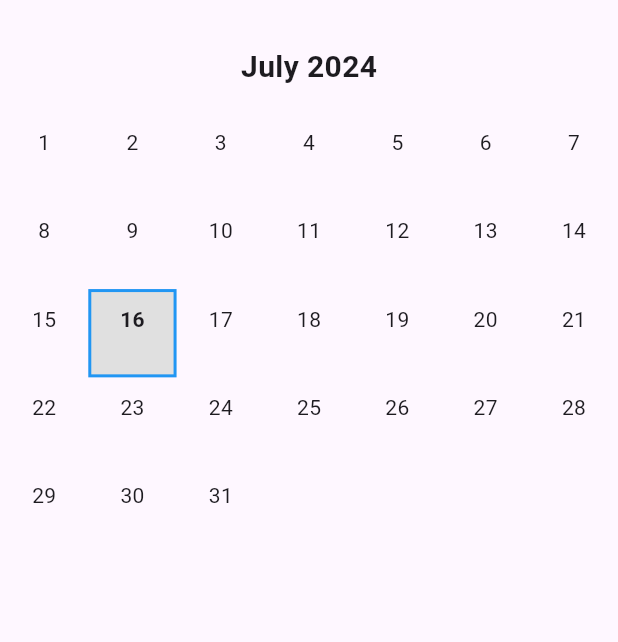
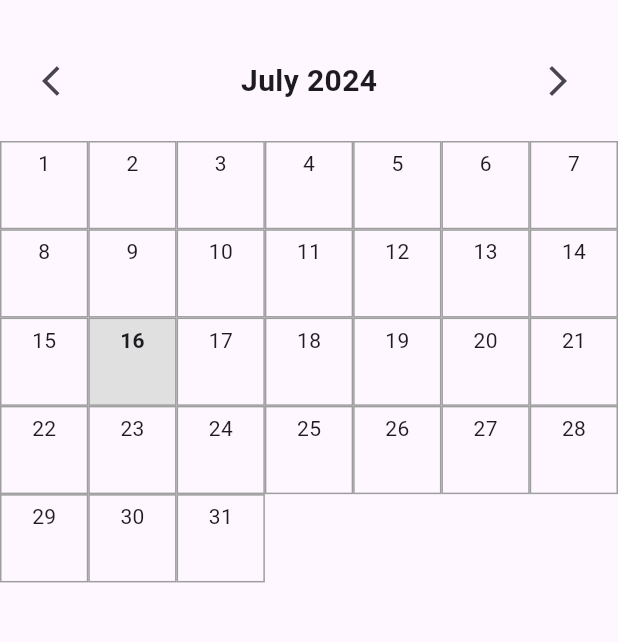
Before and after one commit to xeron56/custom_calanderapp, a Flutter app: the screen it shows after launch, on a phone screen of 412 x 824 dp, the part 63-705 px from its top. Run offline on Flutter 3.47's test engine with Material 3 defaults, Android fonts, the phone set to English and light mode, and no system bars; our stand-ins replace cloud_firestore, firebase_core, get; accounts and stored records are empty.

Commit message:
refactor: Update home screen and day cell UI
- Refactored the home screen to use the GetBuilder widget for better state management
- Removed the 'events' parameter from the MonthView widget in the home screen
- Updated the day cell UI to display events using a ListView

```diff
--- a/lib/ui/screens/home_screen.dart
+++ b/lib/ui/screens/home_screen.dart
@@ -1,3 +1,4 @@
+// ui/screens/home_screen.dart
 import 'package:flutter/material.dart';
 import 'package:get/get.dart';
 
@@ -13,13 +14,12 @@ class HomeScreen extends StatelessWidget {
       appBar: AppBar(
         title: const Text('Cell Calendar App'),
       ),
-      body: GetBuilder<CalendarController>( // Rebuild when controller changes
+      body: GetBuilder<CalendarController>(
         init: Get.find<CalendarController>(),
         builder: (controller) {
           return MonthView(
             selectedDate: controller.selectedDate,
-            events: controller.events,
-            onDayTapped: controller.onDayTapped,
+            onDayTapped: controller.onDayTapped, // Removed the 'events' parameter
           );
         },
       ),
--- a/lib/ui/widgets/day_cell.dart
+++ b/lib/ui/widgets/day_cell.dart
@@ -1,7 +1,7 @@
 import 'package:flutter/material.dart';
 
 import '../../models/event.dart';
-import 'event_widget.dart'; // Import the event widget
+import 'event_widget.dart';
 
 class DayCell extends StatelessWidget {
   final DateTime date;
@@ -21,18 +21,19 @@ class DayCell extends StatelessWidget {
 
   @override
   Widget build(BuildContext context) {
+    return LayoutBuilder(
+      builder: (context, constraints) {
         return GestureDetector(
           onTap: () => onTap(date),
           child: Container(
             decoration: BoxDecoration(
               border: Border.all(
-            color: isSelected ? Colors.blue : Colors.transparent,
-            width: 2.0,
+                color: Colors.grey,
               ),
               color: isToday ? Colors.grey[300] : Colors.transparent,
             ),
             child: Padding(
-          padding: const EdgeInsets.all(8.0),
+              padding: const EdgeInsets.all(4.0),
               child: Column(
                 children: [
                   Text(
@@ -42,12 +43,21 @@ class DayCell extends StatelessWidget {
                     ),
                   ),
                   const SizedBox(height: 4),
-              // Display events for this day
-              ...events.map((event) => EventWidget(event: event)).toList(),
+                  Expanded(
+                    child: ListView.builder(
+                      shrinkWrap: true,
+                      itemCount: events.length,
+                      itemBuilder: (context, index) {
+                        return EventWidget(event: events[index]);
+                      },
+                    ),
+                  ),
                 ],
               ),
             ),
           ),
         );
+      },
+    );
   }
 }
--- a/lib/ui/widgets/month_view.dart
+++ b/lib/ui/widgets/month_view.dart
@@ -1,20 +1,17 @@
-import 'package:custom_calanderapp/ui/widgets/day_cell.dart';
 import 'package:flutter/material.dart';
+import 'package:get/get.dart';
 import 'package:intl/intl.dart';
 
-import '../../models/event.dart'; // Make sure this import is correct
+import '../../controllers/calendar_controller.dart';
+import 'day_cell.dart';
 
 class MonthView extends StatefulWidget {
   final DateTime selectedDate;
-  final List<CalendarEvent> events;
   final ValueChanged<DateTime> onDayTapped;
 
-  const MonthView({
-    Key? key,
-    required this.selectedDate,
-    required this.events,
-    required this.onDayTapped,
-  }) : super(key: key);
+  const MonthView(
+      {Key? key, required this.selectedDate, required this.onDayTapped})
+      : super(key: key);
 
   @override
   State<MonthView> createState() => _MonthViewState();
@@ -22,8 +19,9 @@ class MonthView extends StatefulWidget {
 
 class _MonthViewState extends State<MonthView> {
   final PageController _pageController = PageController(
-    initialPage: DateTime.now().month - 1, // Start with the current month
+    initialPage: DateTime.now().month - 1,
   );
+  int _currentPage = DateTime.now().month - 1;
 
   @override
   void dispose() {
@@ -40,14 +38,14 @@ class _MonthViewState extends State<MonthView> {
           child: PageView.builder(
             controller: _pageController,
             itemCount: 12, // 12 months
+            onPageChanged: (index) {
+              setState(() {
+                _currentPage = index;
+              });
+            },
             itemBuilder: (context, index) {
               final month = index + 1;
               return _buildCalendarGrid(month);
-            },
-            onPageChanged: (index) {
-              // You can update the selected date in the controller here if needed
-              // But since the user usually selects a specific day, it's probably
-              // not necessary to track month changes here.
             },
           ),
         ),
@@ -56,14 +54,37 @@ class _MonthViewState extends State<MonthView> {
   }
 
   Widget _buildMonthYearHeader() {
+    final displayedDate =
+        DateTime(widget.selectedDate.year, _currentPage + 1);
     return Padding(
       padding: const EdgeInsets.all(16.0),
-      child: Text(
-        DateFormat.yMMMM().format(widget.selectedDate),
-        style: const TextStyle(
-          fontSize: 20,
-          fontWeight: FontWeight.bold,
-        ),
+      child: Row(
+        mainAxisAlignment: MainAxisAlignment.spaceBetween,
+        children: [
+          IconButton(
+            icon: const Icon(Icons.arrow_back_ios),
+            onPressed: () {
+              _pageController.previousPage(
+                  duration: const Duration(milliseconds: 300),
+                  curve: Curves.ease);
+            },
+          ),
+          Text(
+            DateFormat.yMMMM().format(displayedDate),
+            style: const TextStyle(
+              fontSize: 20,
+              fontWeight: FontWeight.bold,
+            ),
+          ),
+          IconButton(
+            icon: const Icon(Icons.arrow_forward_ios),
+            onPressed: () {
+              _pageController.nextPage(
+                  duration: const Duration(milliseconds: 300),
+                  curve: Curves.ease);
+            },
+          ),
+        ],
       ),
     );
   }
@@ -77,18 +98,30 @@ class _MonthViewState extends State<MonthView> {
     return GridView.builder(
       gridDelegate:
           const SliverGridDelegateWithFixedCrossAxisCount(crossAxisCount: 7),
-      itemCount: daysInMonth + (firstWeekday - 1), // Add days for padding
+      itemCount: daysInMonth + (firstWeekday - 1),
       itemBuilder: (context, index) {
         if (index < firstWeekday - 1) {
-          return const SizedBox.shrink(); // Padding for the first week
+          return Container(
+            decoration: BoxDecoration(
+              border: Border.all(color: Colors.grey),
+            ),
+            child: Center(
+              child: Text(
+                DateFormat('EEE').format(DateTime(
+                    widget.selectedDate.year, month, index - firstWeekday + 2)),
+                style: const TextStyle(fontWeight: FontWeight.bold),
+              ),
+            ),
+          );
         }
         final int day = index - (firstWeekday - 2);
         final DateTime date = DateTime(widget.selectedDate.year, month, day);
         final bool isToday = isSameDay(date, DateTime.now());
+        final calendarController = Get.find<CalendarController>();
 
         return DayCell(
           date: date,
-          events: widget.events.where((event) => isSameDay(event.eventDate, date)).toList(),
+          events: calendarController.getEventsForDay(date),
           isSelected: isSameDay(date, widget.selectedDate),
           isToday: isToday,
           onTap: widget.onDayTapped,
```
Also changed, not shown: lib/controllers/calendar_controller.dart (+38 -38 lines). Lines whose indentation alone changed are shown as unchanged.
